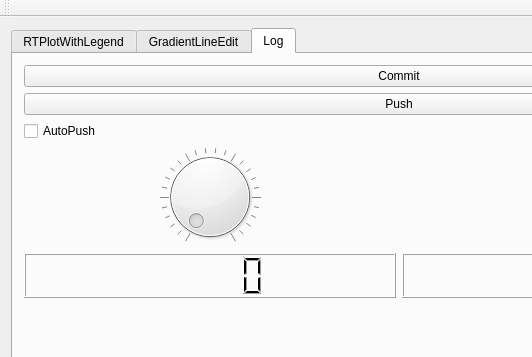
The window that mainwindow.ui (koshi8bit/lib) describes before a commit, drawn with Qt 5; both pictures show x 0 to 532 and y 0 to 357 of the 798 by 651 pixel window.
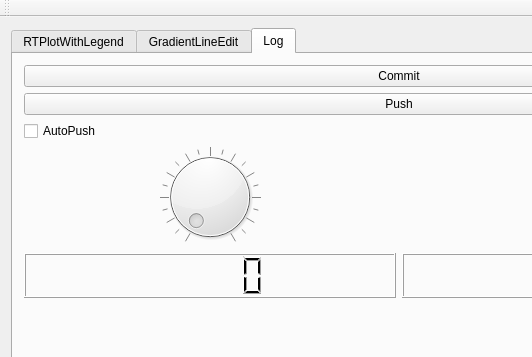
The same window after the commit. Custom widgets are drawn as their Qt base class.

```diff
--- a/mainwindow.ui
+++ b/mainwindow.ui
@@ -142,6 +142,9 @@
             <property name="wrapping">
              <bool>false</bool>
             </property>
+            <property name="notchTarget">
+             <double>5.000000000000000</double>
+            </property>
             <property name="notchesVisible">
              <bool>true</bool>
             </property>
```
